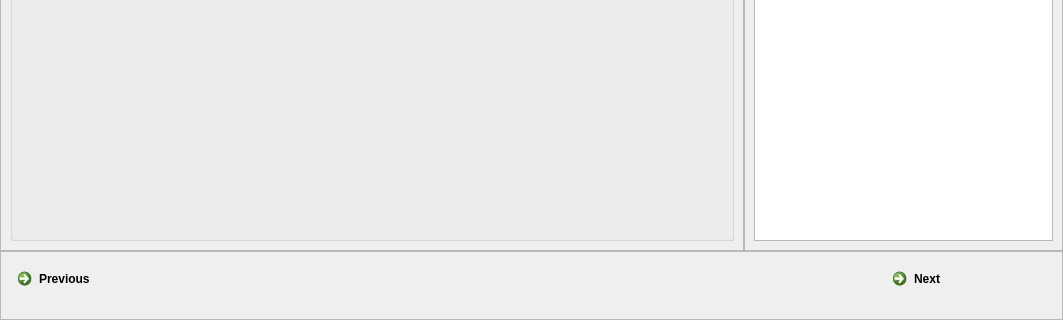
Before: the Qt Designer form options.ui in ONS-RossGD/OptiCORD2, drawn with Qt 5; both pictures show x 0 to 1063 and y 399 to 719 of the 1063 by 719 pixel window.
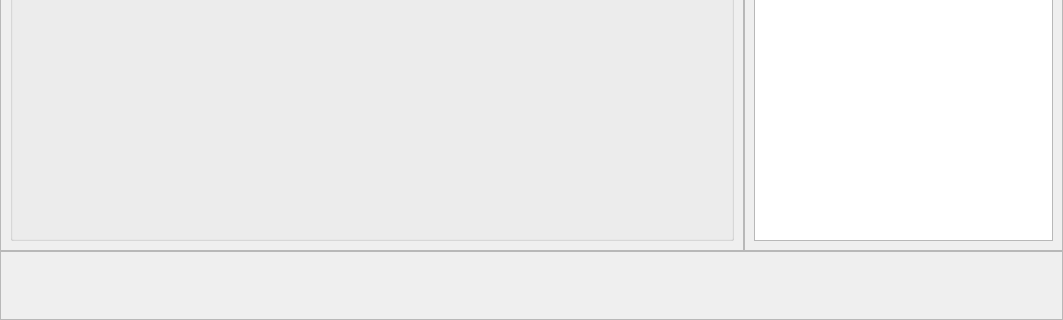
After: the same form once the commit is applied.

What changed in the file:
```diff
--- a/options.ui
+++ b/options.ui
@@ -95,35 +95,7 @@
      <property name="frameShadow">
       <enum>QFrame::Raised</enum>
      </property>
-     <layout class="QHBoxLayout" name="horizontalLayout">
-      <item>
-       <widget class="QCommandLinkButton" name="commandLinkButton_prev">
-        <property name="text">
-         <string>Previous</string>
-        </property>
-       </widget>
-      </item>
-      <item>
-       <spacer name="horizontalSpacer_nav">
-        <property name="orientation">
-         <enum>Qt::Horizontal</enum>
-        </property>
-        <property name="sizeHint" stdset="0">
-         <size>
-          <width>40</width>
-          <height>20</height>
-         </size>
-        </property>
-       </spacer>
-      </item>
-      <item>
-       <widget class="QCommandLinkButton" name="commandLinkButton_next">
-        <property name="text">
-         <string>Next</string>
-        </property>
-       </widget>
-      </item>
-     </layout>
+     <layout class="QHBoxLayout" name="horizontalLayout"/>
     </widget>
    </item>
    <item row="1" column="1">
```
